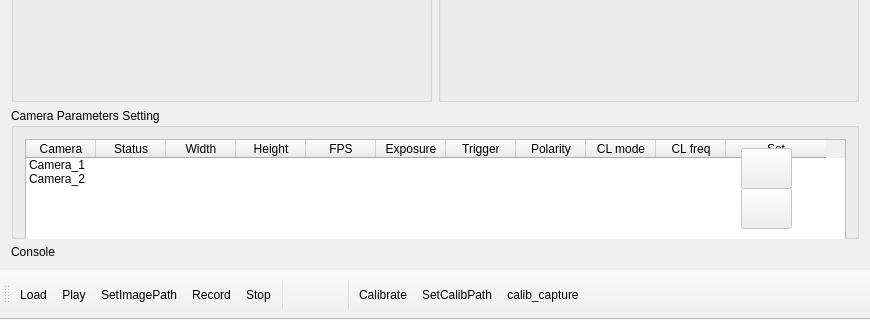
Before: the Qt Designer form mainwindow.ui in tiaotia0/CameraGrabber, drawn with Qt 5; both pictures show x 0 to 870 and y 330 to 650 of the 870 by 650 pixel window.
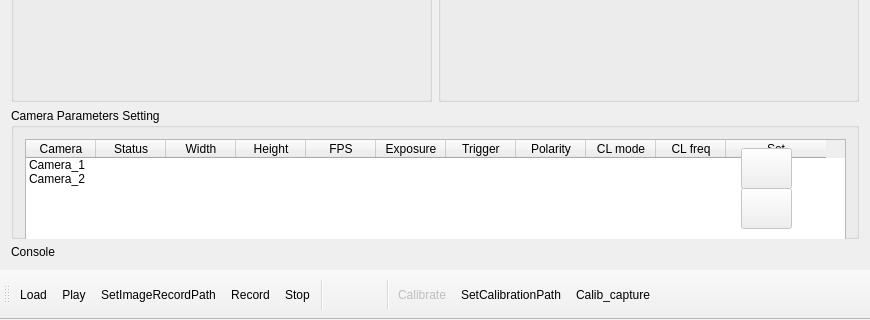
After: the same form once the commit is applied. Icons and pictures are not drawn.

Patch:
```diff
--- a/mainwindow.ui
+++ b/mainwindow.ui
@@ -456,14 +456,14 @@
    </attribute>
    <addaction name="actionLoad"/>
    <addaction name="actionPlay"/>
-   <addaction name="actionSetImagePath"/>
+   <addaction name="actionSetImageRecordPath"/>
    <addaction name="actionRecord"/>
    <addaction name="actionStop"/>
    <addaction name="separator"/>
    <addaction name="actionblank_icon"/>
    <addaction name="separator"/>
    <addaction name="actionCalibrate"/>
-   <addaction name="actionSetCalibPath"/>
+   <addaction name="actionSetCalibrationPath"/>
    <addaction name="actionCalib_capture"/>
   </widget>
   <action name="actionLoad">
@@ -514,16 +514,19 @@
     <string>Stop</string>
    </property>
   </action>
-  <action name="actionSetImagePath">
+  <action name="actionSetImageRecordPath">
    <property name="icon">
     <iconset>
      <normaloff>:/new/iocn/resources/archive.ico</normaloff>:/new/iocn/resources/archive.ico</iconset>
    </property>
    <property name="text">
-    <string>SetImagePath</string>
+    <string>SetImageRecordPath</string>
    </property>
   </action>
   <action name="actionCalibrate">
+   <property name="enabled">
+    <bool>false</bool>
+   </property>
    <property name="icon">
     <iconset>
      <normaloff>:/new/iocn/resources/calibration.ico</normaloff>:/new/iocn/resources/calibration.ico</iconset>
@@ -537,13 +540,13 @@
     <string/>
    </property>
   </action>
-  <action name="actionSetCalibPath">
+  <action name="actionSetCalibrationPath">
    <property name="icon">
     <iconset>
      <normaloff>:/new/iocn/resources/archive.ico</normaloff>:/new/iocn/resources/archive.ico</iconset>
    </property>
    <property name="text">
-    <string>SetCalibPath</string>
+    <string>SetCalibrationPath</string>
    </property>
   </action>
   <action name="actionCalib_capture">
@@ -552,7 +555,7 @@
      <normaloff>:/new/iocn/resources/capture.ico</normaloff>:/new/iocn/resources/capture.ico</iconset>
    </property>
    <property name="text">
-    <string>calib_capture</string>
+    <string>Calib_capture</string>
    </property>
   </action>
  </widget>
```
